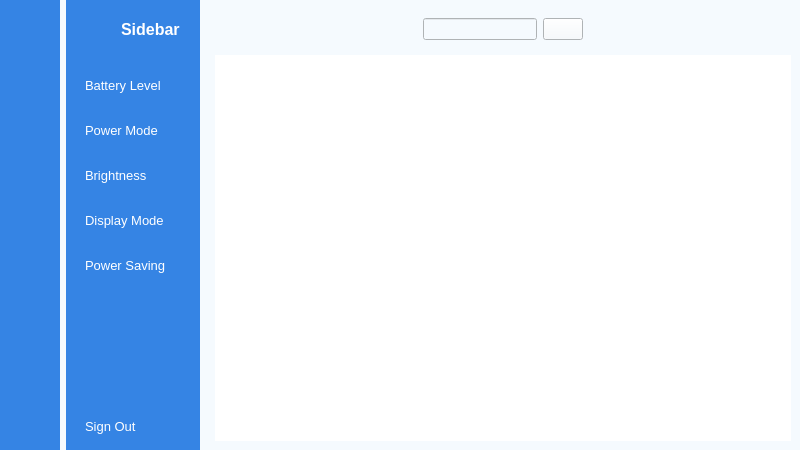
Before: the Qt Designer form form.ui in qhaihcblol/Demo, drawn with Qt 5.
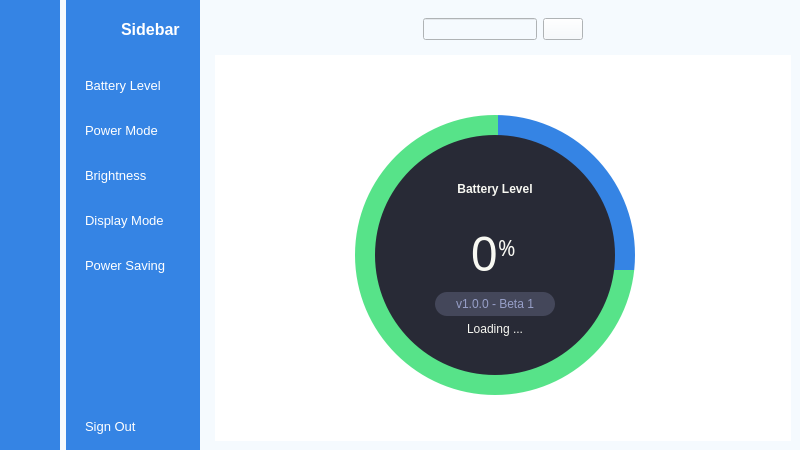
After: the same form once the commit is applied. The open tabs and pages were chosen to show the change. Icons and pictures are not drawn.

What changed in the file:
```diff
--- a/form.ui
+++ b/form.ui
@@ -554,8 +554,284 @@
          <property name="styleSheet">
           <string notr="true">background-color: rgb(255, 255, 255);</string>
          </property>
-         <widget class="QWidget" name="page"/>
-         <widget class="QWidget" name="page_2">
+         <widget class="QWidget" name="Info_Page">
+          <widget class="QLabel" name="label_2">
+           <property name="geometry">
+            <rect>
+             <x>250</x>
+             <y>110</y>
+             <width>66</width>
+             <height>18</height>
+            </rect>
+           </property>
+           <property name="text">
+            <string>Info page</string>
+           </property>
+          </widget>
+         </widget>
+         <widget class="QWidget" name="Battery_Level_Page">
+          <widget class="QWidget" name="widget" native="true">
+           <property name="geometry">
+            <rect>
+             <x>130</x>
+             <y>50</y>
+             <width>300</width>
+             <height>300</height>
+            </rect>
+           </property>
+           <property name="minimumSize">
+            <size>
+             <width>300</width>
+             <height>300</height>
+            </size>
+           </property>
+           <property name="maximumSize">
+            <size>
+             <width>300</width>
+             <height>300</height>
+            </size>
+           </property>
+           <layout class="QVBoxLayout" name="verticalLayout_6">
+            <property name="spacing">
+             <number>0</number>
+            </property>
+            <property name="leftMargin">
+             <number>10</number>
+            </property>
+            <property name="topMargin">
+             <number>10</number>
+            </property>
+            <property name="rightMargin">
+             <number>10</number>
+            </property>
+            <property name="bottomMargin">
+             <number>10</number>
+            </property>
+            <item>
+             <widget class="QFrame" name="circle_lv">
+              <property name="styleSheet">
+               <string notr="true">QFrame{
+	background-color: qconicalgradient(cx:0.512029, cy:0.551, angle:90, stop:0.749 rgba(87, 227, 137, 255), stop:0.750 rgba(53, 132, 228, 255));
+	border-radius: 140px;
+}</string>
+              </property>
+              <property name="frameShape">
+               <enum>QFrame::Shape::NoFrame</enum>
+              </property>
+              <property name="frameShadow">
+               <enum>QFrame::Shadow::Raised</enum>
+              </property>
+              <layout class="QVBoxLayout" name="verticalLayout_7">
+               <property name="spacing">
+                <number>0</number>
+               </property>
+               <property name="leftMargin">
+                <number>20</number>
+               </property>
+               <property name="topMargin">
+                <number>20</number>
+               </property>
+               <property name="rightMargin">
+                <number>20</number>
+               </property>
+               <property name="bottomMargin">
+                <number>20</number>
+               </property>
+               <item>
+                <widget class="QFrame" name="circle_bg">
+                 <property name="styleSheet">
+                  <string notr="true">QFrame{
+	background-color: #282a36;
+	color: #f8f8f2;
+	border-radius: 120px;
+}</string>
+                 </property>
+                 <property name="frameShape">
+                  <enum>QFrame::Shape::NoFrame</enum>
+                 </property>
+                 <property name="frameShadow">
+                  <enum>QFrame::Shadow::Raised</enum>
+                 </property>
+                 <layout class="QVBoxLayout" name="verticalLayout_8">
+                  <property name="spacing">
+                   <number>0</number>
+                  </property>
+                  <property name="leftMargin">
+                   <number>0</number>
+                  </property>
+                  <property name="topMargin">
+                   <number>0</number>
+                  </property>
+                  <property name="rightMargin">
+                   <number>0</number>
+                  </property>
+                  <property name="bottomMargin">
+                   <number>0</number>
+                  </property>
+                  <item>
+                   <widget class="QFrame" name="texts">
+                    <property name="maximumSize">
+                     <size>
+                      <width>16777215</width>
+                      <height>180</height>
+                     </size>
+                    </property>
+                    <property name="styleSheet">
+                     <string notr="true">background: none;</string>
+                    </property>
+                    <property name="frameShape">
+                     <enum>QFrame::Shape::NoFrame</enum>
+                    </property>
+                    <property name="frameShadow">
+                     <enum>QFrame::Shadow::Raised</enum>
+                    </property>
+                    <layout class="QVBoxLayout" name="verticalLayout_10">
+                     <item>
+                      <layout class="QGridLayout" name="gridLayout_2">
+                       <item row="0" column="0">
+                        <widget class="QLabel" name="title">
+                         <property name="minimumSize">
+                          <size>
+                           <width>0</width>
+                           <height>30</height>
+                          </size>
+                         </property>
+                         <property name="font">
+                          <font>
+                           <bold>true</bold>
+                          </font>
+                         </property>
+                         <property name="text">
+                          <string>Battery Level</string>
+                         </property>
+                         <property name="alignment">
+                          <set>Qt::AlignmentFlag::AlignCenter</set>
+                         </property>
+                        </widget>
+                       </item>
+                       <item row="2" column="0">
+                        <widget class="QFrame" name="frame">
+                         <property name="frameShape">
+                          <enum>QFrame::Shape::NoFrame</enum>
+                         </property>
+                         <property name="frameShadow">
+                          <enum>QFrame::Shadow::Raised</enum>
+                         </property>
+                         <layout class="QHBoxLayout" name="horizontalLayout_5">
+                          <property name="spacing">
+                           <number>0</number>
+                          </property>
+                          <property name="leftMargin">
+                           <number>0</number>
+                          </property>
+                          <property name="topMargin">
+                           <number>0</number>
+                          </property>
+                          <property name="rightMargin">
+                           <number>0</number>
+                          </property>
+                          <property name="bottomMargin">
+                           <number>0</number>
+                          </property>
+                          <item>
+                           <widget class="QLabel" name="version">
+                            <property name="minimumSize">
+                             <size>
+                              <width>120</width>
+                              <height>24</height>
+                             </size>
+                            </property>
+                            <property name="maximumSize">
+                             <size>
+                              <width>120</width>
+                              <height>24</height>
+                             </size>
+                            </property>
+                            <property name="styleSheet">
+                             <string notr="true">QLabel{
+border-radius:12px;
+color: rgb(151,159,200);
+background-color: rgb(68,71,90)
+}</string>
+                            </property>
+                            <property name="text">
+                             <string>v1.0.0 - Beta 1</string>
+                            </property>
+                            <property name="alignment">
+                             <set>Qt::AlignmentFlag::AlignCenter</set>
+                            </property>
+                           </widget>
+                          </item>
+                         </layout>
+                        </widget>
+                       </item>
+                       <item row="3" column="0">
+                        <widget class="QLabel" name="loading">
+                         <property name="text">
+                          <string>Loading ...</string>
+                         </property>
+                         <property name="alignment">
+                          <set>Qt::AlignmentFlag::AlignCenter</set>
+                         </property>
+                        </widget>
+                       </item>
+                       <item row="1" column="0">
+                        <widget class="QFrame" name="empty">
+                         <property name="minimumSize">
+                          <size>
+                           <width>0</width>
+                           <height>80</height>
+                          </size>
+                         </property>
+                         <property name="frameShape">
+                          <enum>QFrame::Shape::NoFrame</enum>
+                         </property>
+                         <property name="frameShadow">
+                          <enum>QFrame::Shadow::Raised</enum>
+                         </property>
+                         <layout class="QVBoxLayout" name="verticalLayout_9">
+                          <item>
+                           <widget class="QLabel" name="Percent">
+                            <property name="maximumSize">
+                             <size>
+                              <width>200</width>
+                              <height>200</height>
+                             </size>
+                            </property>
+                            <property name="font">
+                             <font>
+                              <family>Noto Sans Bamum</family>
+                              <pointsize>35</pointsize>
+                              <italic>false</italic>
+                              <bold>false</bold>
+                             </font>
+                            </property>
+                            <property name="text">
+                             <string>&lt;html&gt;&lt;head/&gt;&lt;body&gt;&lt;p&gt;&lt;span style=&quot; font-size:36pt;&quot;&gt;0&lt;/span&gt;&lt;span style=&quot; font-size:24pt; vertical-align:super;&quot;&gt;%&lt;/span&gt;&lt;/p&gt;&lt;/body&gt;&lt;/html&gt;</string>
+                            </property>
+                            <property name="alignment">
+                             <set>Qt::AlignmentFlag::AlignCenter</set>
+                            </property>
+                           </widget>
+                          </item>
+                         </layout>
+                        </widget>
+                       </item>
+                      </layout>
+                     </item>
+                    </layout>
+                   </widget>
+                  </item>
+                 </layout>
+                </widget>
+               </item>
+              </layout>
+             </widget>
+            </item>
+           </layout>
+          </widget>
+         </widget>
+         <widget class="QWidget" name="Power_Mode_Page">
           <widget class="QLabel" name="label_5">
            <property name="geometry">
             <rect>
```
Left out of the diff: 36 changed lines with no effect on the pictures.
